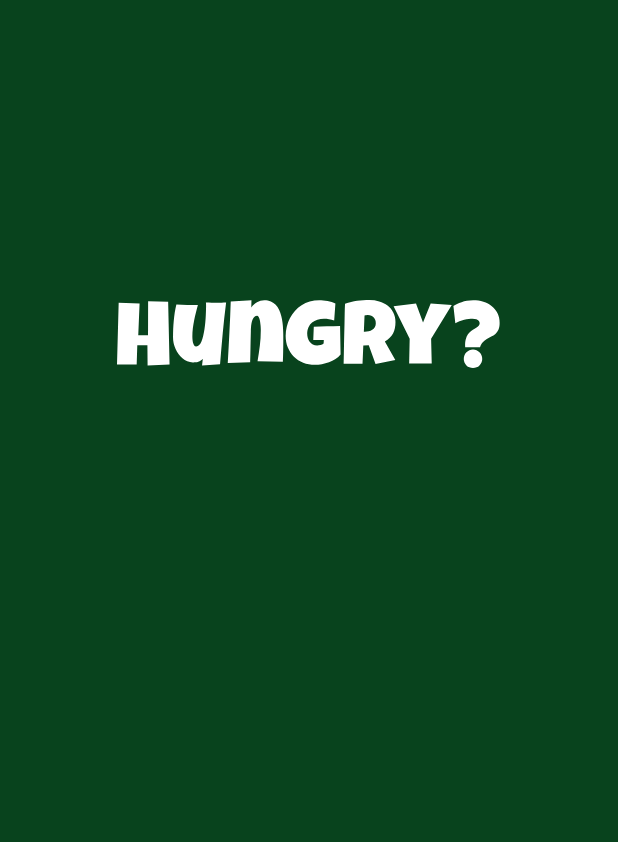
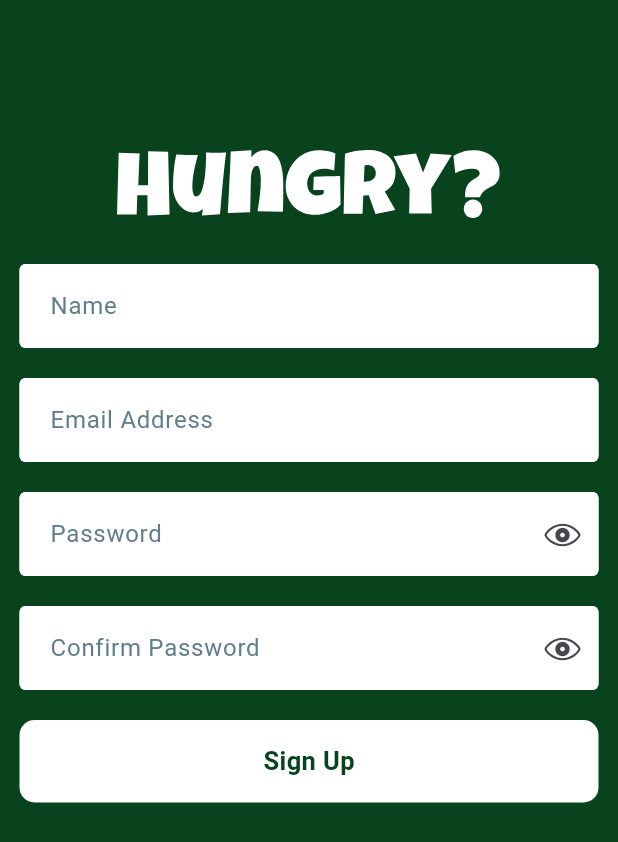
Before and after one commit to eslamwael22/Foodie, a Flutter app: the screen it shows after launch, on a phone screen of 412 x 824 dp. Shown: the top 842 px of the screen. Run offline on Flutter 3.47's test engine with Material 3 defaults, Android fonts, the phone set to English and light mode, and no system bars; our stand-ins replace flutter_svg, gap.

Commit message:
Refactor login and signup views to use stateful widgets; implement form validation and custom text fields

```diff
--- /dev/null
+++ b/lib/core/widgets/custom_text_field.dart
@@ -0,0 +1,72 @@
+import 'package:flutter/cupertino.dart';
+import 'package:flutter/material.dart';
+
+class CustomTextField extends StatefulWidget {
+  final TextEditingController controller;
+  final String hintText;
+  final IconData? icon;
+  final Color hintStyle;
+  final bool obscureText;
+  final TextInputType keyboardType;
+  final TextInputAction textInputAction;
+  final String? Function(String?)? validator;
+  final IconData? suffixIcon;
+
+  CustomTextField({
+    super.key,
+    required this.controller,
+    required this.hintText,
+    this.icon,
+    this.hintStyle = Colors.blueGrey,
+    this.obscureText = false,
+    this.keyboardType = TextInputType.text,
+    this.textInputAction = TextInputAction.next,
+    this.validator,
+    this.suffixIcon,
+  });
+
+  @override
+  State<CustomTextField> createState() => _CustomTextFieldState();
+}
+
+class _CustomTextFieldState extends State<CustomTextField> {
+  bool isPasswordHidden = true;
+
+  @override
+  Widget build(BuildContext context) {
+    return TextFormField(
+      controller: widget.controller,
+      obscureText: widget.obscureText && isPasswordHidden,
+      keyboardType: widget.keyboardType,
+      textInputAction: widget.textInputAction,
+      validator: widget.validator,
+      cursorHeight: 20,
+      decoration: InputDecoration(
+        filled: true,
+        fillColor: Colors.white,
+        hintText: widget.hintText,
+        hintStyle: TextStyle(color: widget.hintStyle),
+        suffixIcon: widget.obscureText
+            ? IconButton(
+                onPressed: () {
+                  setState(() {
+                    isPasswordHidden = !isPasswordHidden;
+                  });
+                },
+                icon: Icon(
+                  isPasswordHidden
+                      ? CupertinoIcons.eye
+                      : CupertinoIcons.eye_slash,
+                ),
+              )
+            : null,
+        enabledBorder: const OutlineInputBorder(
+          borderSide: BorderSide(color: Colors.white),
+        ),
+        focusedBorder: const OutlineInputBorder(
+          borderSide: BorderSide(color: Colors.white),
+        ),
+      ),
+    );
+  }
+}
--- a/lib/features/auth/views/sign_up_view.dart
+++ b/lib/features/auth/views/sign_up_view.dart
@@ -0,0 +1,123 @@
+import 'package:flutter/cupertino.dart';
+import 'package:flutter/material.dart';
+import 'package:flutter_svg/svg.dart';
+import 'package:foodie/core/constants/app_colors.dart';
+import 'package:foodie/core/widgets/custom_text_field.dart';
+import 'package:foodie/features/auth/widgets/custom_buttom.dart';
+import 'package:gap/gap.dart';
+
+class SignUpView extends StatefulWidget {
+  const SignUpView({super.key});
+
+  @override
+  State<SignUpView> createState() => _SignUpViewState();
+}
+
+class _SignUpViewState extends State<SignUpView> {
+  final _formKey = GlobalKey<FormState>();
+  final emailController = TextEditingController();
+  final passwordController = TextEditingController();
+  final namecontroller = TextEditingController();
+  final confirmpasswordController = TextEditingController();
+
+  @override
+  Widget build(BuildContext context) {
+    return GestureDetector(
+      onTap: () => FocusManager.instance.primaryFocus?.unfocus(),
+      child: Scaffold(
+        backgroundColor: AppColors.primary,
+        body: Center(
+          child: Padding(
+            padding: const EdgeInsets.symmetric(horizontal: 13),
+            child: Form(
+              key: _formKey,
+              child: Column(
+                mainAxisAlignment: MainAxisAlignment.start,
+                children: [
+                  const Gap(100),
+                  SvgPicture.asset("assets/images/Hungry_.svg"),
+                  const Gap(30),
+                  CustomTextField(
+                    validator: (value) {
+                      if (value == null || value.isEmpty) {
+                        return "Name is required";
+                      }
+                      if (!RegExp(r'^[A-Z]').hasMatch(value)) {
+                        return "First letter must be capital";
+                      }
+                      return null;
+                    },
+                    controller: namecontroller,
+                    hintText: ' Name',
+                    obscureText: false,
+                    keyboardType: TextInputType.name,
+                  ),
+                  Gap(20),
+                  CustomTextField(
+                    validator: (value) {
+                      if (value == null || value.isEmpty) {
+                        return "Email is required";
+                      }
+
+                      if (!value.contains("@")) {
+                        return "Enter a valid email";
+                      }
+
+                      return null;
+                    },
+                    controller: emailController,
+                    hintText: ' Email Address',
+                    obscureText: false,
+                    keyboardType: TextInputType.emailAddress,
+                  ),
+                  Gap(20),
+                  CustomTextField(
+                    validator: (value) {
+                      if (value == null || value.isEmpty) {
+                        return "Password is required";
+                      }
+
+                      if (value.length < 8) {
+                        return "Password must be at least 8 characters";
+                      }
+
+                      return null;
+                    },
+                    suffixIcon: CupertinoIcons.eye,
+                    controller: passwordController,
+                    hintText: ' Password',
+                    obscureText: true,
+                    keyboardType: TextInputType.visiblePassword,
+                  ),
+                  Gap(20),
+                  CustomTextField(
+                    validator: (value) {
+                      if (value == null || value.isEmpty) {
+                        return " Confirm Password is required";
+                      }
+
+                      if (value.length < 8) {
+                        return "Password must be at least 8 characters";
+                      }
+                      if (value != passwordController.text) {
+                        return "Password does not match";
+                      }
+                      return null;
+                    },
+                    suffixIcon: CupertinoIcons.eye,
+                    controller: confirmpasswordController,
+                    hintText: ' Confirm Password',
+                    obscureText: true,
+                    keyboardType: TextInputType.visiblePassword,
+                  ),
+                  Gap(20),
+                  CustomButom(formKey: _formKey, text: 'Sign Up'),
+                ],
+              ),
+            ),
+          ),
+        ),
+      ),
+    );
+  }
+}
--- /dev/null
+++ b/lib/features/auth/widgets/custom_buttom.dart
@@ -0,0 +1,36 @@
+import 'package:flutter/material.dart';
+import 'package:foodie/core/constants/app_colors.dart';
+import 'package:foodie/core/widgets/custom_text.dart';
+
+class CustomButom extends StatelessWidget {
+  const CustomButom({super.key, required this._formKey, required this.text});
+
+  final GlobalKey<FormState> _formKey;
+  final String text;
+  @override
+  Widget build(BuildContext context) {
+    return GestureDetector(
+      onTap: () {
+        if (_formKey.currentState!.validate()) {
+          print('form is valid');
+        }
+      },
+      child: Container(
+        width: double.infinity,
+        height: 55,
+        decoration: BoxDecoration(
+          borderRadius: BorderRadius.circular(10),
+          color: Colors.white,
+        ),
+        child: Center(
+          child: CustomText(
+            fontSize: 17,
+            text: text,
+            color: AppColors.primary,
+            fontWeight: FontWeight.bold,
+          ),
+        ),
+      ),
+    );
+  }
+}
--- a/lib/main.dart
+++ b/lib/main.dart
@@ -1,5 +1,6 @@
 import 'package:flutter/material.dart';
 import 'package:foodie/features/auth/views/log_in_view.dart';
+import 'package:foodie/features/auth/views/sign_up_view.dart';
 import 'package:foodie/splash_view.dart';
 
 void main() {
@@ -15,7 +16,7 @@ class Foodie extends StatelessWidget {
     return MaterialApp(
       debugShowCheckedModeBanner: false,
       title: 'Foodie',
-      home: const LogInView(),
+      home: SignUpView(),
     );
   }
 }
```
Also changed, not shown: lib/features/auth/views/log_in_view.dart (+87 -10 lines).
